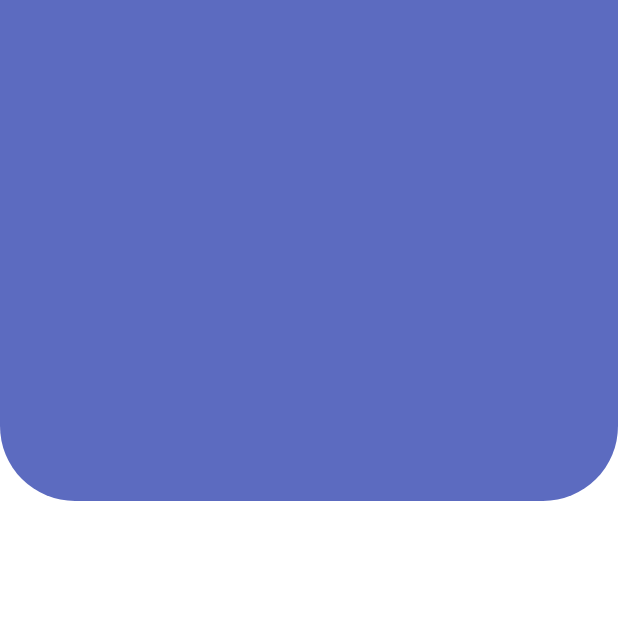
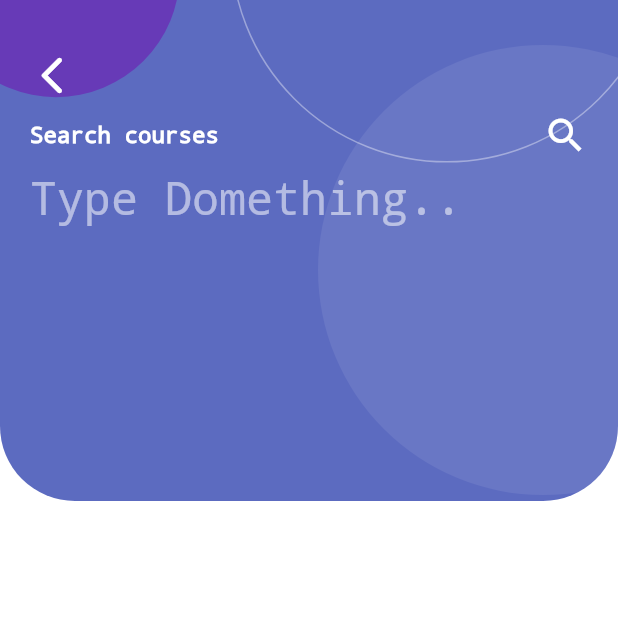
Before and after one commit to sneha-del/UI_jantu, a Flutter app: the screen it shows after launch, on a phone screen of 412 x 824 dp, the top half of it. Run offline on Flutter 3.47's test engine with Material 2 defaults, Android fonts, the phone set to English and light mode, and no system bars.

Commit message:
added icons and texts in top container

```diff
--- a/lib/home_page.dart
+++ b/lib/home_page.dart
@@ -13,16 +13,93 @@ class HomePage extends StatelessWidget {
         // child: Padding(
         //   padding: const EdgeInsets.only(bottom: 470),
         child: Container(
-          height: 0,
           width: width,
           decoration: BoxDecoration(color: Colors.indigo.shade400),
           child: Stack(
             fit: StackFit.expand,
             alignment: Alignment.center,
+            children: [
+              Positioned(
+                  top: 30,
+                  right: -100,
+                  child: _circles(300, Colors.white.withOpacity(0.08))),
+              Positioned(
+                  top: -100,
+                  left: -45,
+                  child: _circles(width * .4, Colors.deepPurple)),
+              Positioned(
+                  top: -180,
+                  right: -30,
+                  child: _circles(width * .7, Colors.transparent,
+                      borderColor: Colors.white38)),
+              Positioned(
+                top: 35,
+                left: 0,
+                child: Container(
+                  width: width,
+                  padding: EdgeInsets.symmetric(horizontal: 20),
+                  child: Column(
+                    crossAxisAlignment: CrossAxisAlignment.start,
+                    children: <Widget>[
+                      Icon(
+                        Icons.arrow_back_ios_rounded,
+                        color: Colors.white,
+                        size: 30,
+                      ),
+                      SizedBox(height: 10),
+                      Row(
+                        mainAxisAlignment: MainAxisAlignment.spaceBetween,
+                        children: <Widget>[
+                          Text(
+                            "Search courses",
+                            style: TextStyle(
+                              decoration: TextDecoration.none,
+                              color: Colors.white,
+                              fontSize: 15,
+                            ),
+                          ),
+                          Icon(
+                            Icons.search,
+                            color: Colors.white,
+                            size: 30,
+                          )
+                        ],
+                      ),
+                      SizedBox(height: 10),
+                      Text(
+                        "Type Domething..",
+                        style: TextStyle(
+                            decoration: TextDecoration.none,
+                            color: Colors.white54,
+                            fontSize: 30,
+                            fontWeight: FontWeight.w500),
+                      )
+                    ],
+
+                    //
+
+                    //
+                  ),
+                ),
+              ),
+            ],
           ),
         ),
         // ),
       ),
     );
   }
+
+  Widget _circles(double height, Color color,
+      {Color borderColor = Colors.transparent, double borderWidth = 1}) {
+    return Container(
+      height: height,
+      width: height,
+      decoration: BoxDecoration(
+        shape: BoxShape.circle,
+        color: color,
+        border: Border.all(color: borderColor, width: borderWidth),
+      ),
+    );
+  }
 }
```
